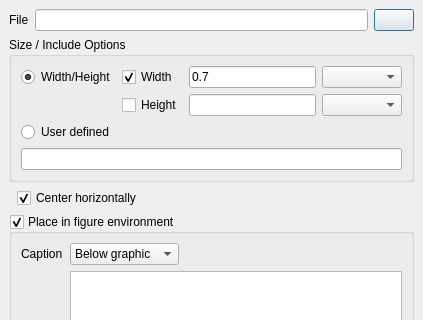
Old version of the form insertgraphics.ui in the repository svn2github/texstudio-trunk; both pictures show x 0 to 423 and y 0 to 320 of the 423 by 520 pixel window.
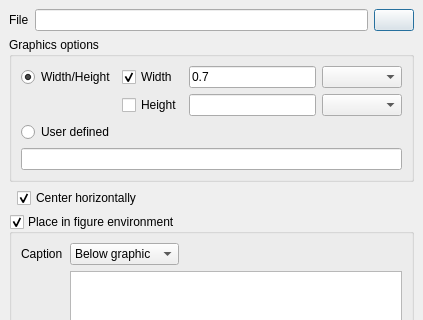
New version of the form. Icons and pictures are not drawn.

Commit message: Insert Graphics: - correct handling of unknown units - improved support for dropping multiple image files - copy&paste of image files also opens Insert Graphic dialog

```diff
--- a/insertgraphics.ui
+++ b/insertgraphics.ui
@@ -82,7 +82,7 @@
       </size>
      </property>
      <property name="title">
-      <string>Size / Include Options</string>
+      <string>Graphics options</string>
      </property>
      <layout class="QGridLayout" name="gridLayout_2">
       <item row="0" column="0">
```
Left out of the diff: 35 changed lines with no effect on the pictures. The commit also changes 3 other files.
